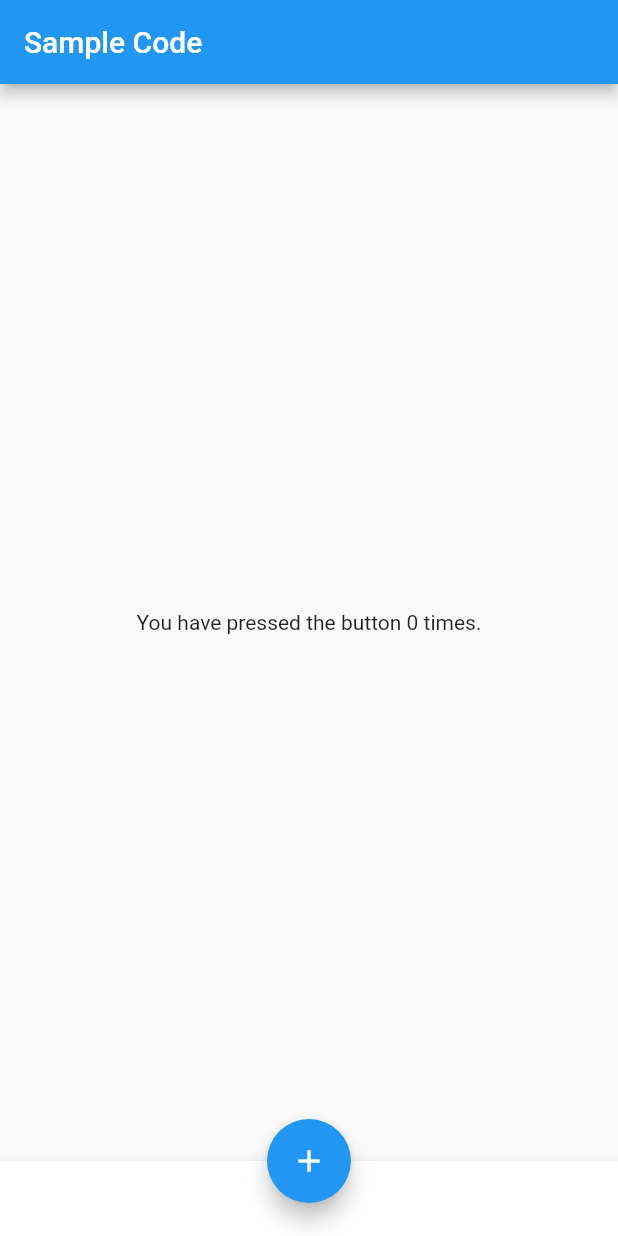
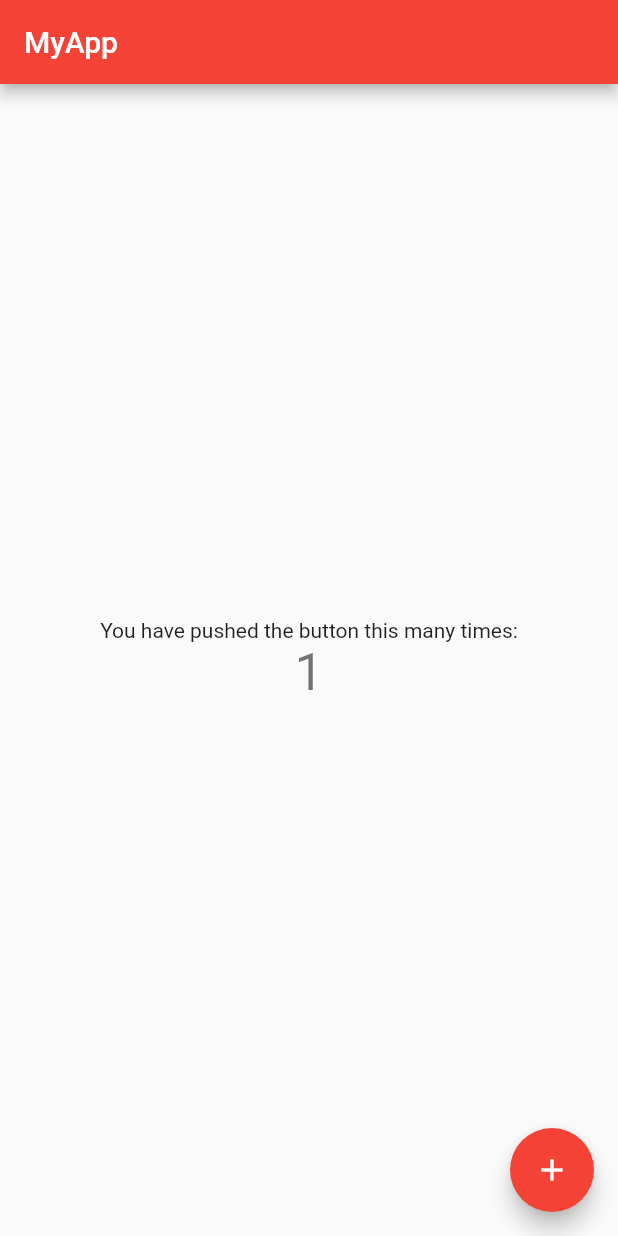
Before and after one commit to polinema-mobile/praktikum-02-layout-web-bola-REldhaNirwana, a Flutter app: the screen it shows after launch, after a tap on the "add" icon, on a phone screen of 412 x 824 dp. Run offline on Flutter 3.47's test engine with Material 2 defaults, Android fonts, the phone set to English and light mode, and no system bars.

Commit message:
mengubah warna dan judul 2

```diff
--- a/lib/main.dart
+++ b/lib/main.dart
@@ -6,31 +6,108 @@ void main() {
 
 class MyApp extends StatelessWidget {
   // This widget is the root of your application.
-  int _count = 0;
   @override
   Widget build(BuildContext context) {
     return MaterialApp(
+      title: 'Flutter Demo',
+      theme: ThemeData(
+        // This is the theme of your application.
+        //
+        // Try running your application with "flutter run". You'll see the
+        // application has a blue toolbar. Then, without quitting the app, try
+        // changing the primarySwatch below to Colors.green and then invoke
+        // "hot reload" (press "r" in the console where you ran "flutter run",
+        // or simply save your changes to "hot reload" in a Flutter IDE).
+        // Notice that the counter didn't reset back to zero; the application
+        // is not restarted.
+        primarySwatch: Colors.red,
+      ),
+      home: MyHomePage(title: 'MyApp'),
+    );
+  }
+}
 
- home: Scaffold(
+class MyHomePage extends StatefulWidget {
+  MyHomePage({Key key, this.title}) : super(key: key);
+
+  // This widget is the home page of your application. It is stateful, meaning
+  // that it has a State object (defined below) that contains fields that affect
+  // how it looks.
+
+  // This class is the configuration for the state. It holds the values (in this
+  // case the title) provided by the parent (in this case the App widget) and
+  // used by the build method of the State. Fields in a Widget subclass are
+  // always marked "final".
+
+  final String title;
+
+  @override
+  _MyHomePageState createState() => _MyHomePageState();
+}
+
+class _MyHomePageState extends State<MyHomePage> {
+  int _counter = 0;
+
+  void _incrementCounter() {
+    setState(() {
+      // This call to setState tells the Flutter framework that something has
+      // changed in this State, which causes it to rerun the build method below
+      // so that the display can reflect the updated values. If we changed
+      // _counter without calling setState(), then the build method would not be
+      // called again, and so nothing would appear to happen.
+      _counter++;
+    });
+  }
+
+  @override
+  Widget build(BuildContext context) {
+    // This method is rerun every time setState is called, for instance as done
+    // by the _incrementCounter method above.
+    //
+    // The Flutter framework has been optimized to make rerunning build methods
+    // fast, so that you can just rebuild anything that needs updating rather
+    // than having to individually change instances of widgets.
+    return Scaffold(
       appBar: AppBar(
- title: Text('Sample Code'),
+        // Here we take the value from the MyHomePage object that was created by
+        // the App.build method, and use it to set our appbar title.
+        title: Text(widget.title),
       ),
       body: Center(
- child: Text('You have pressed the button $_count times.'),
+        // Center is a layout widget. It takes a single child and positions it
+        // in the middle of the parent.
+        child: Column(
+          // Column is also a layout widget. It takes a list of children and
+          // arranges them vertically. By default, it sizes itself to fit its
+          // children horizontally, and tries to be as tall as its parent.
+          //
+          // Invoke "debug painting" (press "p" in the console, choose the
+          // "Toggle Debug Paint" action from the Flutter Inspector in Android
+          // Studio, or the "Toggle Debug Paint" command in Visual Studio Code)
+          // to see the wireframe for each widget.
+          //
+          // Column has various properties to control how it sizes itself and
+          // how it positions its children. Here we use mainAxisAlignment to
+          // center the children vertically; the main axis here is the vertical
+          // axis because Columns are vertical (the cross axis would be
+          // horizontal).
+          mainAxisAlignment: MainAxisAlignment.center,
+          children: <Widget>[
+            Text(
+              'You have pushed the button this many times:',
             ),
- bottomNavigationBar: BottomAppBar(
- child: Container(
- height: 50.0,
+            Text(
+              '$_counter',
+              style: Theme.of(context).textTheme.headline4,
+            ),
+          ],
         ),
       ),
       floatingActionButton: FloatingActionButton(
- onPressed: () => 0,
- tooltip: 'Increment Counter',
+        onPressed: _incrementCounter,
+        tooltip: 'Increment',
         child: Icon(Icons.add),
- ),
- floatingActionButtonLocation:
-FloatingActionButtonLocation.centerDocked,
- ),
+      ), // This trailing comma makes auto-formatting nicer for build methods.
     );
   }
 }
```
Lines whose indentation alone changed are shown as unchanged.
